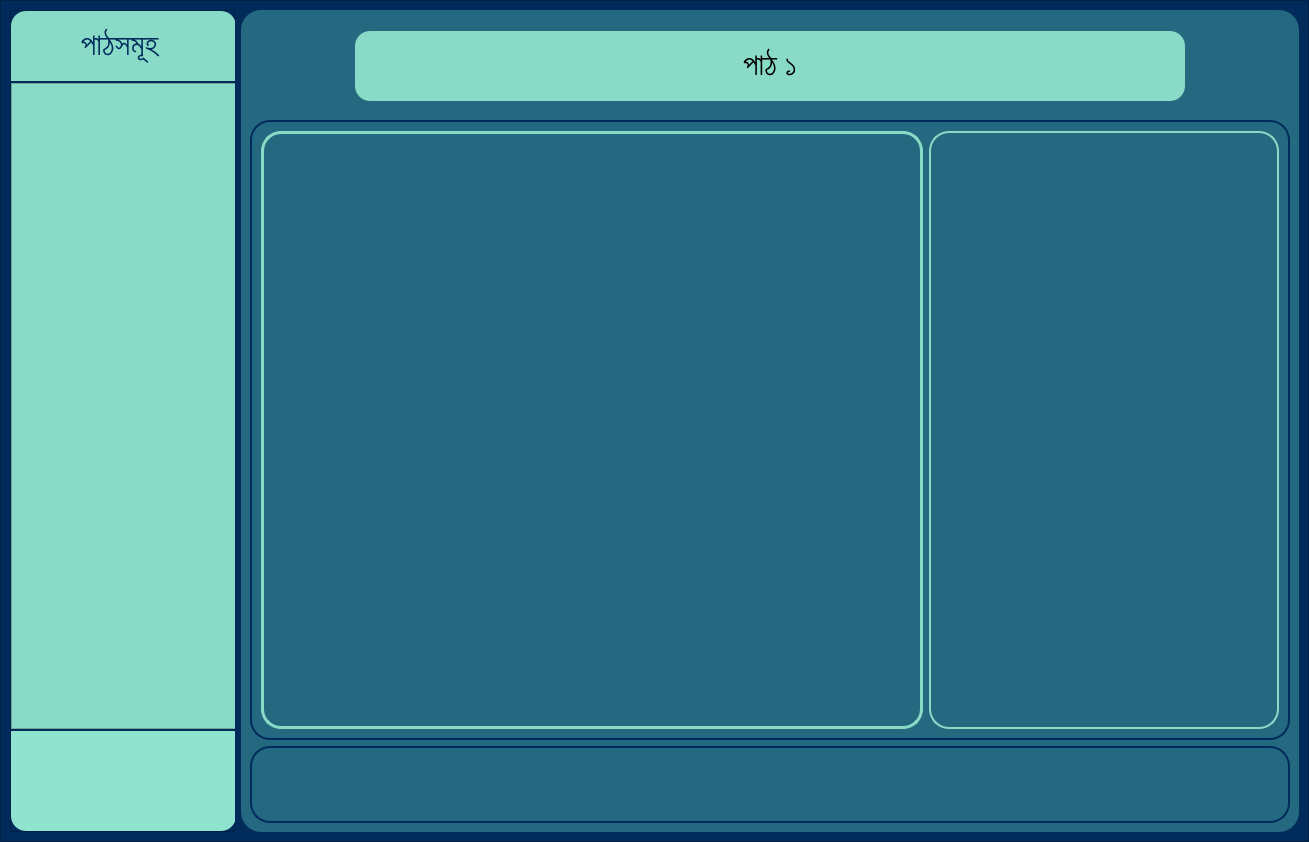
Old version of the form EmPower/Frontend/PyQt_UI/lesson_page.ui in the repository ahmedfahad04/SPL-2.
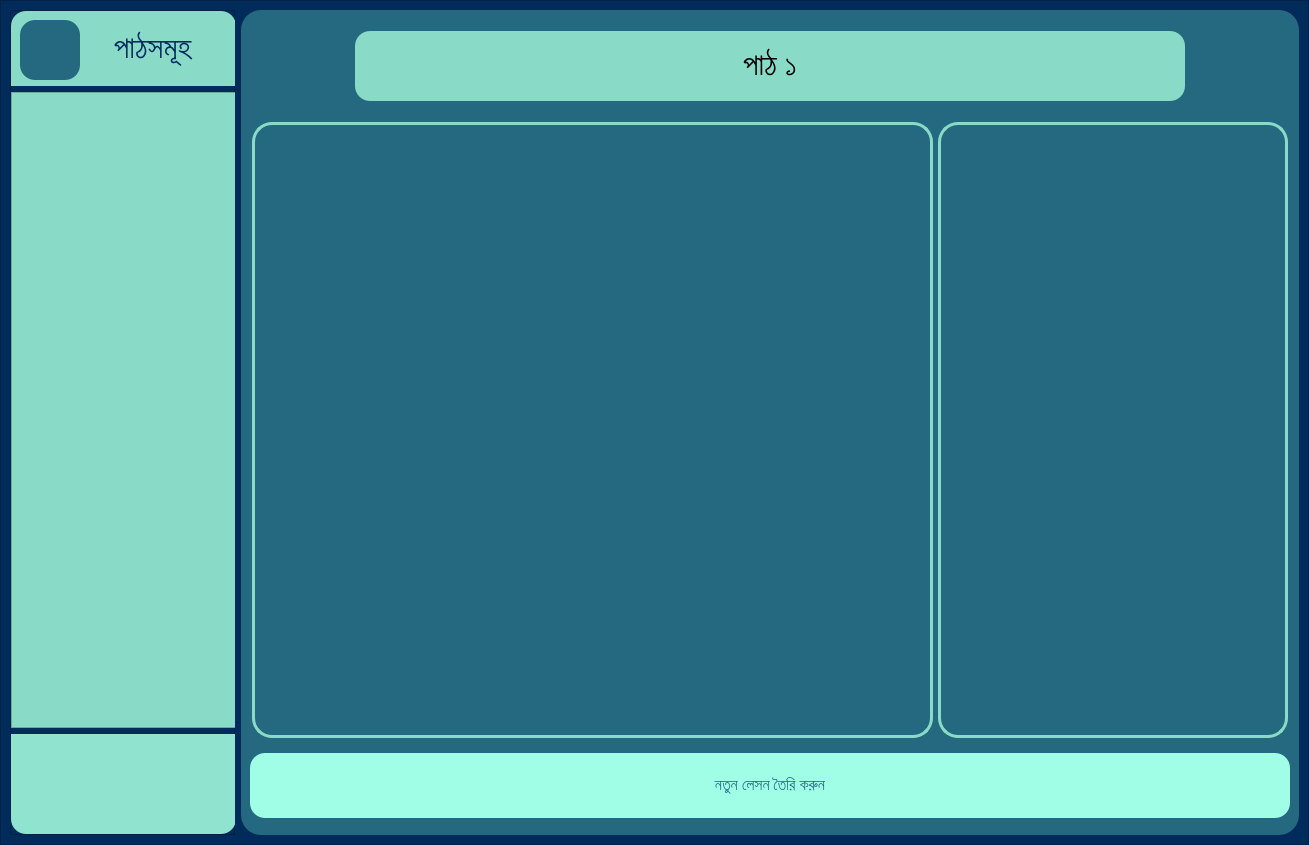
New version of the form. Icons and pictures are not drawn.

```diff
--- a/EmPower/Frontend/PyQt_UI/lesson_page.ui
+++ b/EmPower/Frontend/PyQt_UI/lesson_page.ui
@@ -7,14 +7,20 @@
     <x>0</x>
     <y>0</y>
     <width>1309</width>
-    <height>842</height>
+    <height>845</height>
    </rect>
   </property>
   <property name="windowTitle">
    <string>MainWindow</string>
   </property>
   <widget class="QWidget" name="centralwidget">
-   <layout class="QHBoxLayout" name="horizontalLayout">
+   <property name="minimumSize">
+    <size>
+     <width>1305</width>
+     <height>0</height>
+    </size>
+   </property>
+   <layout class="QHBoxLayout" name="horizontalLayout_7">
     <property name="leftMargin">
      <number>0</number>
     </property>
@@ -63,9 +69,6 @@
           <enum>QFrame::Raised</enum>
          </property>
          <layout class="QVBoxLayout" name="verticalLayout">
-          <property name="spacing">
-           <number>2</number>
-          </property>
           <property name="leftMargin">
            <number>0</number>
           </property>
@@ -89,13 +92,13 @@
             <property name="minimumSize">
              <size>
               <width>225</width>
-              <height>70</height>
+              <height>75</height>
              </size>
             </property>
             <property name="maximumSize">
              <size>
               <width>275</width>
-              <height>70</height>
+              <height>75</height>
              </size>
             </property>
             <property name="styleSheet">
@@ -109,9 +112,82 @@
             <property name="frameShadow">
              <enum>QFrame::Raised</enum>
             </property>
-            <layout class="QGridLayout" name="gridLayout">
-             <item row="0" column="0">
-              <widget class="QLabel" name="label_3">
+            <layout class="QHBoxLayout" name="horizontalLayout">
+             <item>
+              <widget class="QPushButton" name="btn_back_to_home">
+               <property name="sizePolicy">
+                <sizepolicy hsizetype="Preferred" vsizetype="Preferred">
+                 <horstretch>0</horstretch>
+                 <verstretch>0</verstretch>
+                </sizepolicy>
+               </property>
+               <property name="minimumSize">
+                <size>
+                 <width>60</width>
+                 <height>60</height>
+                </size>
+               </property>
+               <property name="maximumSize">
+                <size>
+                 <width>60</width>
+                 <height>60</height>
+                </size>
+               </property>
+               <property name="baseSize">
+                <size>
+                 <width>0</width>
+                 <height>4</height>
+                </size>
+               </property>
+               <property name="font">
+                <font>
+                 <pointsize>11</pointsize>
+                </font>
+               </property>
+               <property name="cursor">
+                <cursorShape>PointingHandCursor</cursorShape>
+               </property>
+               <property name="mouseTracking">
+                <bool>true</bool>
+               </property>
+               <property name="styleSheet">
+                <string notr="true">QPushButton {
+	background-color: rgb(36, 105, 127) ;
+	border-radius: 15px;
+}
+
+QPushButton:hover:!pressed
+{
+	background-color: rgb(49, 146, 175);
+	border-radius: 15px;
+}</string>
+               </property>
+               <property name="text">
+                <string/>
+               </property>
+               <property name="icon">
+                <iconset>
+                 <normaloff>../Images/back_icon.png</normaloff>../Images/back_icon.png</iconset>
+               </property>
+               <property name="iconSize">
+                <size>
+                 <width>200</width>
+                 <height>200</height>
+                </size>
+               </property>
+               <property name="autoDefault">
+                <bool>false</bool>
+               </property>
+               <property name="default">
+                <bool>false</bool>
+               </property>
+               <property name="flat">
+                <bool>false</bool>
+               </property>
+              </widget>
+             </item>
+             <item>
+              <widget class="QLabel" name="lbl_left_heading">
                <property name="font">
                 <font>
                  <family>Hind Siliguri Medium</family>
@@ -407,7 +483,7 @@
              </size>
             </property>
             <property name="styleSheet">
-             <string notr="true">border: 2px solid rgb(0, 43, 91);</string>
+             <string notr="true"/>
             </property>
             <property name="frameShape">
              <enum>QFrame::StyledPanel</enum>
@@ -416,6 +492,21 @@
              <enum>QFrame::Raised</enum>
             </property>
             <layout class="QHBoxLayout" name="horizontalLayout_5">
+             <property name="spacing">
+              <number>5</number>
+             </property>
+             <property name="leftMargin">
+              <number>2</number>
+             </property>
+             <property name="topMargin">
+              <number>2</number>
+             </property>
+             <property name="rightMargin">
+              <number>2</number>
+             </property>
+             <property name="bottomMargin">
+              <number>2</number>
+             </property>
              <item>
               <widget class="QLabel" name="label_4">
                <property name="styleSheet">
@@ -427,7 +518,13 @@
               </widget>
              </item>
              <item>
-              <widget class="QFrame" name="frame">
+              <widget class="QLabel" name="lbl_photo_description">
+               <property name="minimumSize">
+                <size>
+                 <width>300</width>
+                 <height>606</height>
+                </size>
+               </property>
                <property name="maximumSize">
                 <size>
                  <width>350</width>
@@ -435,13 +532,10 @@
                 </size>
                </property>
                <property name="styleSheet">
-                <string notr="true">border-color: rgb(137, 218, 199);</string>
+                <string notr="true">border: 3px solid rgb(137, 218, 199)</string>
                </property>
-               <property name="frameShape">
-                <enum>QFrame::StyledPanel</enum>
-               </property>
-               <property name="frameShadow">
-                <enum>QFrame::Raised</enum>
+               <property name="text">
+                <string/>
                </property>
               </widget>
              </item>
@@ -453,11 +547,11 @@
             <property name="maximumSize">
              <size>
               <width>16777215</width>
-              <height>77</height>
+              <height>80</height>
              </size>
             </property>
             <property name="styleSheet">
-             <string notr="true">border: 2px solid rgb(0, 43, 91);</string>
+             <string notr="true"/>
             </property>
             <property name="frameShape">
              <enum>QFrame::StyledPanel</enum>
@@ -465,6 +559,64 @@
             <property name="frameShadow">
              <enum>QFrame::Raised</enum>
             </property>
+            <layout class="QHBoxLayout" name="horizontalLayout_6">
+             <property name="leftMargin">
+              <number>0</number>
+             </property>
+             <property name="topMargin">
+              <number>0</number>
+             </property>
+             <property name="rightMargin">
+              <number>0</number>
+             </property>
+             <property name="bottomMargin">
+              <number>0</number>
+             </property>
+             <item>
+              <widget class="QPushButton" name="btn_create_new_lesson">
+               <property name="minimumSize">
+                <size>
+                 <width>300</width>
+                 <height>65</height>
+                </size>
+               </property>
+               <property name="maximumSize">
+                <size>
+                 <width>16777215</width>
+                 <height>65</height>
+                </size>
+               </property>
+               <property name="font">
+                <font>
+                 <family>Hind Siliguri Medium</family>
+                 <pointsize>12</pointsize>
+                 <weight>50</weight>
+                 <bold>false</bold>
+                </font>
+               </property>
+               <property name="cursor">
+                <cursorShape>PointingHandCursor</cursorShape>
+               </property>
+               <property name="styleSheet">
+                <string notr="true">QPushButton {
+background-color: rgb(160, 253, 230);
+color:  #256D85 ;
+border-radius: 15px;
+}
+
+QPushButton::hover {
+	
+	background-color: rgb(143, 227, 207);
+	color: #2B4865;
+
+}</string>
+               </property>
+               <property name="text">
+                <string>নতুন লেসন তৈরি করুন</string>
+               </property>
+              </widget>
+             </item>
+            </layout>
            </widget>
           </item>
          </layout>
```
Left out of the diff: 12 changed lines with no effect on the pictures.
